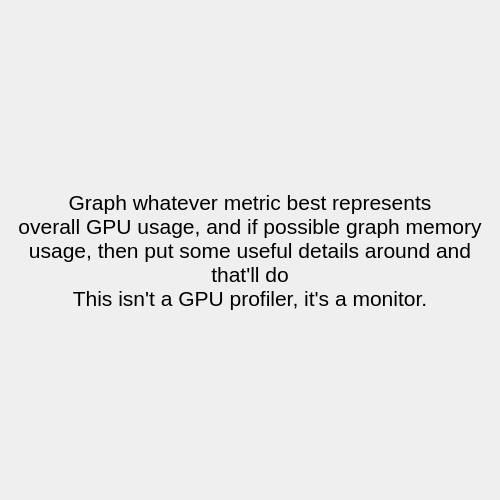
First picture: the form in tabs/gpu/gputab.ui, repository tux3/observer, before the edit.
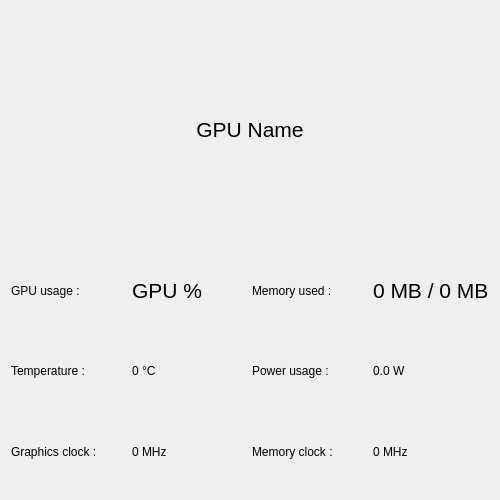
Second picture: the form after the edit.

What changed in the file:
```diff
--- a/tabs/gpu/gputab.ui
+++ b/tabs/gpu/gputab.ui
@@ -22,18 +22,111 @@
       </font>
      </property>
      <property name="text">
-      <string>Graph whatever metric best represents
-overall GPU usage, and if possible graph memory usage, then put some useful details around and that'll do
-This isn't a GPU profiler, it's a monitor.</string>
+      <string>GPU Name</string>
      </property>
      <property name="alignment">
       <set>Qt::AlignCenter</set>
      </property>
-     <property name="wordWrap">
-      <bool>true</bool>
-     </property>
     </widget>
    </item>
+   <item>
+    <layout class="QGridLayout" name="gridLayout">
+     <item row="0" column="0">
+      <widget class="QLabel" name="label">
+       <property name="text">
+        <string>GPU usage :</string>
+       </property>
+      </widget>
+     </item>
+     <item row="1" column="0">
+      <widget class="QLabel" name="label_2">
+       <property name="text">
+        <string>Temperature :</string>
+       </property>
+      </widget>
+     </item>
+     <item row="0" column="3">
+      <widget class="QLabel" name="memoryUsed">
+       <property name="font">
+        <font>
+         <pointsize>16</pointsize>
+        </font>
+       </property>
+       <property name="text">
+        <string>0 MB / 0 MB</string>
+       </property>
+      </widget>
+     </item>
+     <item row="1" column="3">
+      <widget class="QLabel" name="powerUsage">
+       <property name="text">
+        <string>0.0 W</string>
+       </property>
+      </widget>
+     </item>
+     <item row="1" column="1">
+      <widget class="QLabel" name="temperature">
+       <property name="text">
+        <string>0 °C</string>
+       </property>
+      </widget>
+     </item>
+     <item row="0" column="2">
+      <widget class="QLabel" name="label_4">
+       <property name="text">
+        <string>Memory used :</string>
+       </property>
+      </widget>
+     </item>
+     <item row="1" column="2">
+      <widget class="QLabel" name="label_5">
+       <property name="text">
+        <string>Power usage :</string>
+       </property>
+      </widget>
+     </item>
+     <item row="0" column="1">
+      <widget class="QLabel" name="usagePercents">
+       <property name="font">
+        <font>
+         <pointsize>16</pointsize>
+        </font>
+       </property>
+       <property name="text">
+        <string>GPU %</string>
+       </property>
+      </widget>
+     </item>
+     <item row="2" column="0">
+      <widget class="QLabel" name="label_3">
+       <property name="text">
+        <string>Graphics clock :</string>
+       </property>
+      </widget>
+     </item>
+     <item row="2" column="1">
+      <widget class="QLabel" name="graphicsClock">
+       <property name="text">
+        <string>0 MHz</string>
+       </property>
+      </widget>
+     </item>
+     <item row="2" column="2">
+      <widget class="QLabel" name="label_7">
+       <property name="text">
+        <string>Memory clock :</string>
+       </property>
+      </widget>
+     </item>
+     <item row="2" column="3">
+      <widget class="QLabel" name="memoryClock">
+       <property name="text">
+        <string>0 MHz</string>
+       </property>
+      </widget>
+     </item>
+    </layout>
+   </item>
   </layout>
  </widget>
  <resources/>
```
Left out of the diff: 2 changed lines with no effect on the pictures.
